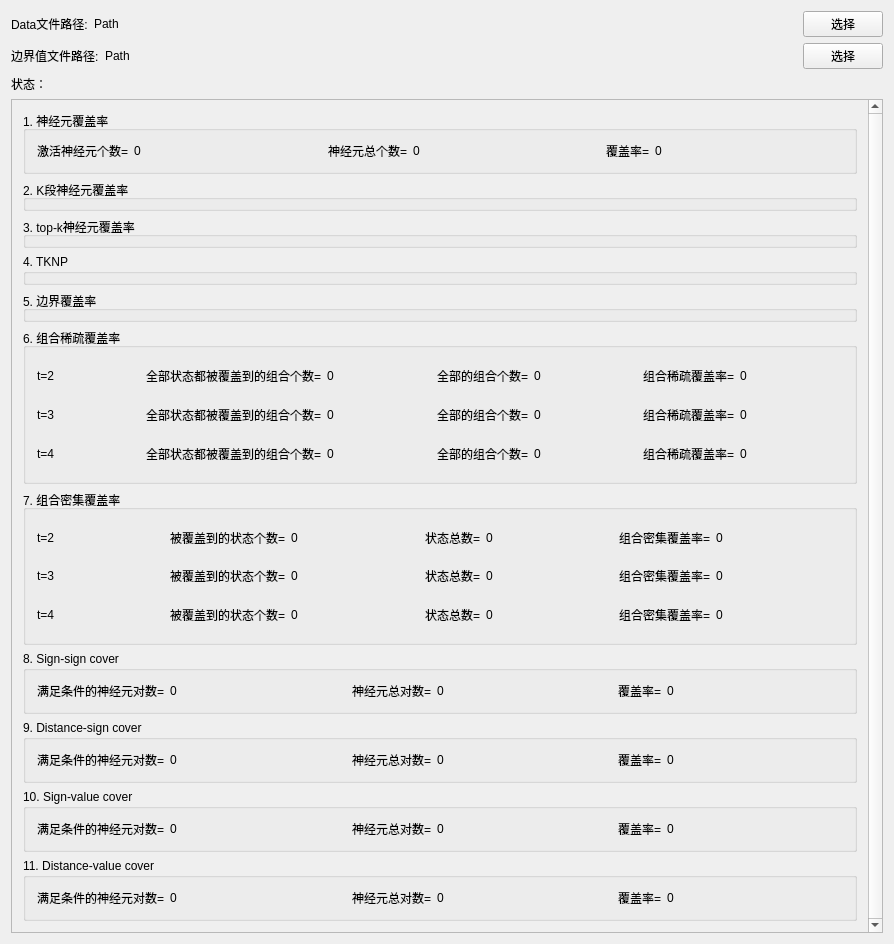
Old version of the form widget.ui in the repository thesola/shixun_2018_12.
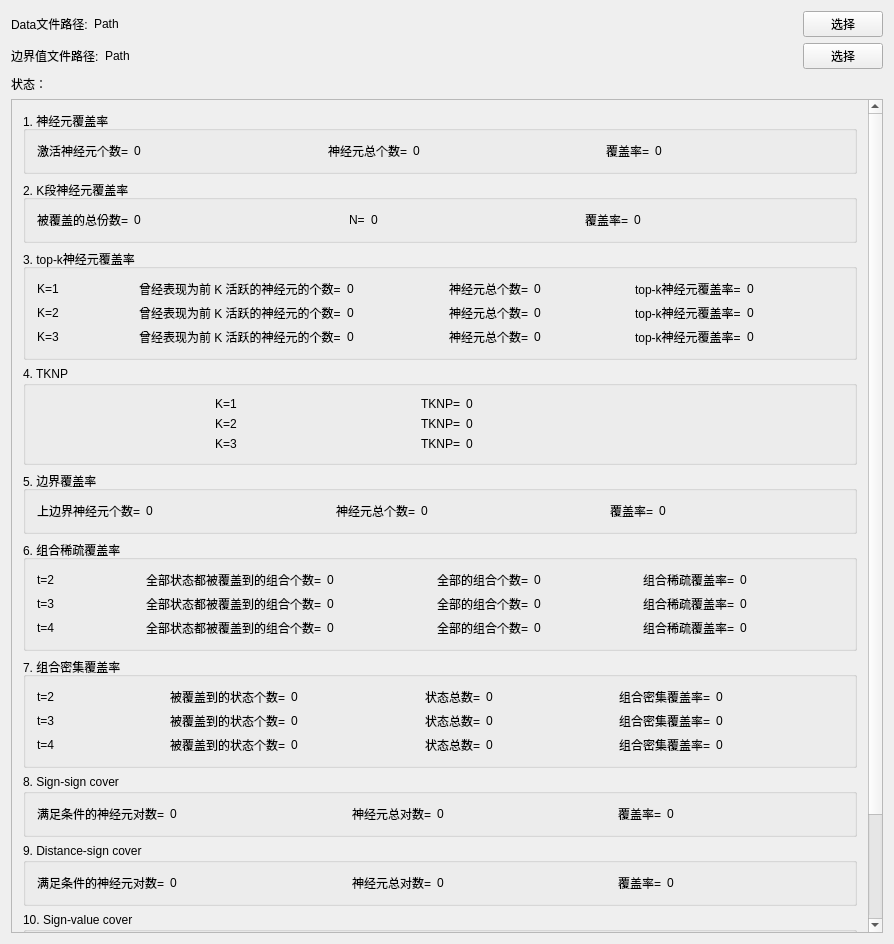
New version of the form.

```diff
--- a/widget.ui
+++ b/widget.ui
@@ -13,7 +13,7 @@
   <property name="windowTitle">
    <string>覆盖率计算</string>
   </property>
-  <layout class="QVBoxLayout" name="verticalLayout_3">
+  <layout class="QVBoxLayout" name="verticalLayout_7">
    <item>
     <layout class="QVBoxLayout" name="verticalLayout">
      <item>
@@ -119,7 +119,7 @@
    <item>
     <widget class="QScrollArea" name="scrollArea">
      <property name="verticalScrollBarPolicy">
-      <enum>Qt::ScrollBarAlwaysOn</enum>
+      <enum>Qt::ScrollBarAsNeeded</enum>
      </property>
      <property name="widgetResizable">
       <bool>true</bool>
@@ -129,8 +129,8 @@
        <rect>
         <x>0</x>
         <y>0</y>
-        <width>853</width>
-        <height>826</height>
+        <width>874</width>
+        <height>838</height>
        </rect>
       </property>
       <layout class="QVBoxLayout" name="verticalLayout_4">
@@ -211,6 +211,71 @@
          <property name="title">
           <string>2. K段神经元覆盖率</string>
          </property>
+         <layout class="QHBoxLayout" name="horizontalLayout_15">
+          <item>
+           <widget class="QLabel" name="label_43">
+            <property name="sizePolicy">
+             <sizepolicy hsizetype="Fixed" vsizetype="Preferred">
+              <horstretch>0</horstretch>
+              <verstretch>0</verstretch>
+             </sizepolicy>
+            </property>
+            <property name="text">
+             <string>被覆盖的总份数=</string>
+            </property>
+           </widget>
+          </item>
+          <item>
+           <widget class="QLabel" name="lb_cal2_fz">
+            <property name="text">
+             <string>0</string>
+            </property>
+           </widget>
+          </item>
+          <item>
+           <widget class="QLabel" name="label_45">
+            <property name="sizePolicy">
+             <sizepolicy hsizetype="Fixed" vsizetype="Preferred">
+              <horstretch>0</horstretch>
+              <verstretch>0</verstretch>
+             </sizepolicy>
+            </property>
+            <property name="text">
+             <string>N=</string>
+            </property>
+           </widget>
+          </item>
+          <item>
+           <widget class="QLabel" name="lb_cal2_N">
+            <property name="text">
+             <string>0</string>
+            </property>
+           </widget>
+          </item>
+          <item>
+           <widget class="QLabel" name="label_44">
+            <property name="sizePolicy">
+             <sizepolicy hsizetype="Fixed" vsizetype="Preferred">
+              <horstretch>0</horstretch>
+              <verstretch>0</verstretch>
+             </sizepolicy>
+            </property>
+            <property name="text">
+             <string>覆盖率=</string>
+            </property>
+           </widget>
+          </item>
+          <item>
+           <widget class="QLabel" name="lb_cal2_rate">
+            <property name="text">
+             <string>0</string>
+            </property>
+            <property name="alignment">
+             <set>Qt::AlignLeading|Qt::AlignLeft|Qt::AlignVCenter</set>
+            </property>
+           </widget>
+          </item>
+         </layout>
         </widget>
        </item>
        <item>
@@ -218,6 +283,248 @@
          <property name="title">
           <string>3. top-k神经元覆盖率</string>
          </property>
+         <layout class="QVBoxLayout" name="verticalLayout_3">
+          <item>
+           <layout class="QHBoxLayout" name="horizontalLayout_27">
+            <item>
+             <widget class="QLabel" name="label_89">
+              <property name="sizePolicy">
+               <sizepolicy hsizetype="Preferred" vsizetype="Expanding">
+                <horstretch>0</horstretch>
+                <verstretch>0</verstretch>
+               </sizepolicy>
+              </property>
+              <property name="text">
+               <string>K=1</string>
+              </property>
+             </widget>
+            </item>
+            <item>
+             <widget class="QLabel" name="label_90">
+              <property name="sizePolicy">
+               <sizepolicy hsizetype="Fixed" vsizetype="Preferred">
+                <horstretch>0</horstretch>
+                <verstretch>0</verstretch>
+               </sizepolicy>
+              </property>
+              <property name="text">
+               <string>曾经表现为前 K 活跃的神经元的个数=</string>
+              </property>
+             </widget>
+            </item>
+            <item>
+             <widget class="QLabel" name="lb_cal3_k1_fz">
+              <property name="text">
+               <string>0</string>
+              </property>
+             </widget>
+            </item>
+            <item>
+             <widget class="QLabel" name="label_91">
+              <property name="sizePolicy">
+               <sizepolicy hsizetype="Fixed" vsizetype="Preferred">
+                <horstretch>0</horstretch>
+                <verstretch>0</verstretch>
+               </sizepolicy>
+              </property>
+              <property name="text">
+               <string>神经元总个数=</string>
+              </property>
+             </widget>
+            </item>
+            <item>
+             <widget class="QLabel" name="lb_cal3_k1_fm">
+              <property name="text">
+               <string>0</string>
+              </property>
+             </widget>
+            </item>
+            <item>
+             <widget class="QLabel" name="label_92">
+              <property name="sizePolicy">
+               <sizepolicy hsizetype="Fixed" vsizetype="Preferred">
+                <horstretch>0</horstretch>
+                <verstretch>0</verstretch>
+               </sizepolicy>
+              </property>
+              <property name="text">
+               <string>top-k神经元覆盖率=</string>
+              </property>
+             </widget>
+            </item>
+            <item>
+             <widget class="QLabel" name="lb_cal3_k1_rate">
+              <property name="text">
+               <string>0</string>
+              </property>
+              <property name="alignment">
+               <set>Qt::AlignLeading|Qt::AlignLeft|Qt::AlignVCenter</set>
+              </property>
+             </widget>
+            </item>
+           </layout>
+          </item>
+          <item>
+           <layout class="QHBoxLayout" name="horizontalLayout_26">
+            <item>
+             <widget class="QLabel" name="label_85">
+              <property name="sizePolicy">
+               <sizepolicy hsizetype="Preferred" vsizetype="Expanding">
+                <horstretch>0</horstretch>
+                <verstretch>0</verstretch>
+               </sizepolicy>
+              </property>
+              <property name="text">
+               <string>K=2</string>
+              </property>
+             </widget>
+            </item>
+            <item>
+             <widget class="QLabel" name="label_86">
+              <property name="sizePolicy">
+               <sizepolicy hsizetype="Fixed" vsizetype="Preferred">
+                <horstretch>0</horstretch>
+                <verstretch>0</verstretch>
+               </sizepolicy>
+              </property>
+              <property name="text">
+               <string>曾经表现为前 K 活跃的神经元的个数=</string>
+              </property>
+             </widget>
+            </item>
+            <item>
+             <widget class="QLabel" name="lb_cal3_k2_fz">
+              <property name="text">
+               <string>0</string>
+              </property>
+             </widget>
+            </item>
+            <item>
+             <widget class="QLabel" name="label_87">
+              <property name="sizePolicy">
+               <sizepolicy hsizetype="Fixed" vsizetype="Preferred">
+                <horstretch>0</horstretch>
+                <verstretch>0</verstretch>
+               </sizepolicy>
+              </property>
+              <property name="text">
+               <string>神经元总个数=</string>
+              </property>
+             </widget>
+            </item>
+            <item>
+             <widget class="QLabel" name="lb_cal3_k2_fm">
+              <property name="text">
+               <string>0</string>
+              </property>
+             </widget>
+            </item>
+            <item>
+             <widget class="QLabel" name="label_88">
+              <property name="sizePolicy">
+               <sizepolicy hsizetype="Fixed" vsizetype="Preferred">
+                <horstretch>0</horstretch>
+                <verstretch>0</verstretch>
+               </sizepolicy>
+              </property>
+              <property name="text">
+               <string>top-k神经元覆盖率=</string>
+              </property>
+             </widget>
+            </item>
+            <item>
+             <widget class="QLabel" name="lb_cal3_k2_rate">
+              <property name="text">
+               <string>0</string>
+              </property>
+              <property name="alignment">
+               <set>Qt::AlignLeading|Qt::AlignLeft|Qt::AlignVCenter</set>
+              </property>
+             </widget>
+            </item>
+           </layout>
+          </item>
+          <item>
+           <layout class="QHBoxLayout" name="horizontalLayout_28">
+            <item>
+             <widget class="QLabel" name="label_93">
+              <property name="sizePolicy">
+               <sizepolicy hsizetype="Preferred" vsizetype="Expanding">
+                <horstretch>0</horstretch>
+                <verstretch>0</verstretch>
+               </sizepolicy>
+              </property>
+              <property name="text">
+               <string>K=3</string>
+              </property>
+             </widget>
+            </item>
+            <item>
+             <widget class="QLabel" name="label_94">
+              <property name="sizePolicy">
+               <sizepolicy hsizetype="Fixed" vsizetype="Preferred">
+                <horstretch>0</horstretch>
+                <verstretch>0</verstretch>
+               </sizepolicy>
+              </property>
+              <property name="text">
+               <string>曾经表现为前 K 活跃的神经元的个数=</string>
+              </property>
+             </widget>
+            </item>
+            <item>
+             <widget class="QLabel" name="lb_cal3_k3_fz">
+              <property name="text">
+               <string>0</string>
+              </property>
+             </widget>
+            </item>
+            <item>
+             <widget class="QLabel" name="label_95">
+              <property name="sizePolicy">
+               <sizepolicy hsizetype="Fixed" vsizetype="Preferred">
+                <horstretch>0</horstretch>
+                <verstretch>0</verstretch>
+               </sizepolicy>
+              </property>
+              <property name="text">
+               <string>神经元总个数=</string>
+              </property>
+             </widget>
+            </item>
+            <item>
+             <widget class="QLabel" name="lb_cal3_k3_fm">
+              <property name="text">
+               <string>0</string>
+              </property>
+             </widget>
+            </item>
+            <item>
+             <widget class="QLabel" name="label_96">
+              <property name="sizePolicy">
+               <sizepolicy hsizetype="Fixed" vsizetype="Preferred">
+                <horstretch>0</horstretch>
+                <verstretch>0</verstretch>
+               </sizepolicy>
+              </property>
+              <property name="text">
+               <string>top-k神经元覆盖率=</string>
+              </property>
+             </widget>
+            </item>
+            <item>
+             <widget class="QLabel" name="lb_cal3_k3_rate">
+              <property name="text">
+               <string>0</string>
+              </property>
+              <property name="alignment">
+               <set>Qt::AlignLeading|Qt::AlignLeft|Qt::AlignVCenter</set>
+              </property>
+             </widget>
+            </item>
+           </layout>
+          </item>
+         </layout>
         </widget>
        </item>
        <item>
@@ -225,6 +532,137 @@
          <property name="title">
           <string>4. TKNP</string>
          </property>
+         <layout class="QVBoxLayout" name="verticalLayout_6">
+          <item>
+           <layout class="QHBoxLayout" name="horizontalLayout_30">
+            <item>
+             <widget class="QLabel" name="label_101">
+              <property name="sizePolicy">
+               <sizepolicy hsizetype="Preferred" vsizetype="Expanding">
+                <horstretch>0</horstretch>
+                <verstretch>0</verstretch>
+               </sizepolicy>
+              </property>
+              <property name="text">
+               <string>K=1</string>
+              </property>
+              <property name="alignment">
+               <set>Qt::AlignCenter</set>
+              </property>
+             </widget>
+            </item>
+            <item>
+             <widget class="QLabel" name="label_102">
+              <property name="sizePolicy">
+               <sizepolicy hsizetype="Fixed" vsizetype="Preferred">
+                <horstretch>0</horstretch>
+                <verstretch>0</verstretch>
+               </sizepolicy>
+              </property>
+              <property name="text">
+               <string>TKNP=</string>
+              </property>
+              <property name="alignment">
+               <set>Qt::AlignRight|Qt::AlignTrailing|Qt::AlignVCenter</set>
+              </property>
+             </widget>
+            </item>
+            <item>
+             <widget class="QLabel" name="lb_cal4_k1_fz">
+              <property name="text">
+               <string>0</string>
+              </property>
+             </widget>
+            </item>
+           </layout>
+          </item>
+          <item>
+           <layout class="QHBoxLayout" name="horizontalLayout_29">
+            <item>
+             <widget class="QLabel" name="label_97">
+              <property name="sizePolicy">
+               <sizepolicy hsizetype="Preferred" vsizetype="Expanding">
+                <horstretch>0</horstretch>
+                <verstretch>0</verstretch>
+               </sizepolicy>
+              </property>
+              <property name="text">
+               <string>K=2</string>
+              </property>
+              <property name="alignment">
+               <set>Qt::AlignCenter</set>
+              </property>
+             </widget>
+            </item>
+            <item>
+             <widget class="QLabel" name="label_98">
+              <property name="sizePolicy">
+               <sizepolicy hsizetype="Fixed" vsizetype="Preferred">
+                <horstretch>0</horstretch>
+                <verstretch>0</verstretch>
+               </sizepolicy>
+              </property>
+              <property name="text">
+               <string>TKNP=</string>
+              </property>
+              <property name="alignment">
+               <set>Qt::AlignRight|Qt::AlignTrailing|Qt::AlignVCenter</set>
+              </property>
+             </widget>
+            </item>
+            <item>
+             <widget class="QLabel" name="lb_cal4_k2_fz">
+              <property name="text">
+               <string>0</string>
+              </property>
+             </widget>
+            </item>
+           </layout>
+          </item>
+          <item>
+           <layout class="QHBoxLayout" name="horizontalLayout_31">
+            <item>
+             <widget class="QLabel" name="label_105">
+              <property name="sizePolicy">
+               <sizepolicy hsizetype="Preferred" vsizetype="Expanding">
+                <horstretch>0</horstretch>
+                <verstretch>0</verstretch>
+               </sizepolicy>
+              </property>
+              <property name="text">
+               <string>K=3</string>
+              </property>
+              <property name="alignment">
+               <set>Qt::AlignCenter</set>
+              </property>
+             </widget>
+            </item>
+            <item>
+             <widget class="QLabel" name="label_106">
+              <property name="sizePolicy">
+               <sizepolicy hsizetype="Fixed" vsizetype="Preferred">
+                <horstretch>0</horstretch>
+                <verstretch>0</verstretch>
+               </sizepolicy>
+              </property>
+              <property name="text">
+               <string>TKNP=</string>
+              </property>
+              <property name="alignment">
+               <set>Qt::AlignRight|Qt::AlignTrailing|Qt::AlignVCenter</set>
+              </property>
+             </widget>
+            </item>
+            <item>
+             <widget class="QLabel" name="lb_cal4_k3_fz">
+              <property name="text">
+               <string>0</string>
+              </property>
+             </widget>
+            </item>
+           </layout>
+          </item>
+         </layout>
         </widget>
        </item>
        <item>
@@ -232,6 +670,71 @@
          <property name="title">
           <string>5. 边界覆盖率</string>
          </property>
+         <layout class="QHBoxLayout" name="horizontalLayout_16">
+          <item>
+           <widget class="QLabel" name="label_46">
+            <property name="sizePolicy">
+             <sizepolicy hsizetype="Fixed" vsizetype="Preferred">
+              <horstretch>0</horstretch>
+              <verstretch>0</verstretch>
+             </sizepolicy>
+            </property>
+            <property name="text">
+             <string>上边界神经元个数=</string>
+            </property>
+           </widget>
+          </item>
+          <item>
+           <widget class="QLabel" name="lb_cal5_fz">
+            <property name="text">
+             <string>0</string>
+            </property>
+           </widget>
+          </item>
+          <item>
+           <widget class="QLabel" name="label_48">
+            <property name="sizePolicy">
+             <sizepolicy hsizetype="Fixed" vsizetype="Preferred">
+              <horstretch>0</horstretch>
+              <verstretch>0</verstretch>
+             </sizepolicy>
+            </property>
+            <property name="text">
+             <string>神经元总个数=</string>
+            </property>
+           </widget>
+          </item>
+          <item>
+           <widget class="QLabel" name="lb_cal5_fm">
+            <property name="text">
+             <string>0</string>
+            </property>
+           </widget>
+          </item>
+          <item>
+           <widget class="QLabel" name="label_47">
+            <property name="sizePolicy">
+             <sizepolicy hsizetype="Fixed" vsizetype="Preferred">
+              <horstretch>0</horstretch>
+              <verstretch>0</verstretch>
+             </sizepolicy>
+            </property>
+            <property name="text">
+             <string>覆盖率=</string>
+            </property>
+           </widget>
+          </item>
+          <item>
+           <widget class="QLabel" name="lb_cal5_rate">
+            <property name="text">
+             <string>0</string>
+            </property>
+            <property name="alignment">
+             <set>Qt::AlignLeading|Qt::AlignLeft|Qt::AlignVCenter</set>
+            </property>
+           </widget>
+          </item>
+         </layout>
         </widget>
        </item>
        <item>
```
